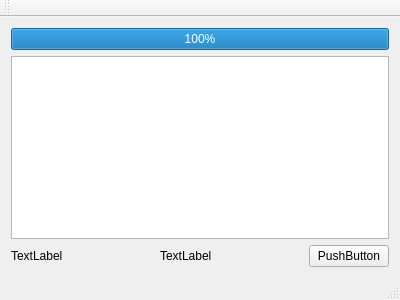
Qt form KeyTest1/mainwindow.ui (Edewin/FirstGame) before a commit.
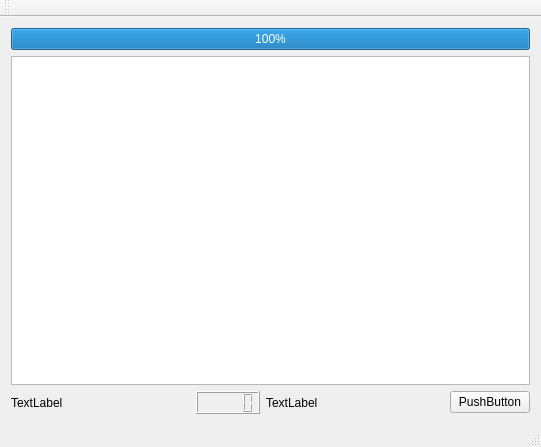
The same form after that commit. Icons and pictures are not drawn.

The edit to the form file:
```diff
--- a/KeyTest1/mainwindow.ui
+++ b/KeyTest1/mainwindow.ui
@@ -6,8 +6,8 @@
    <rect>
     <x>0</x>
     <y>0</y>
-    <width>400</width>
-    <height>300</height>
+    <width>541</width>
+    <height>447</height>
    </rect>
   </property>
   <property name="windowTitle">
@@ -17,20 +17,30 @@
    <iconset resource="resources.qrc">
     <normaloff>:/new/prefix1/imgs/programIcon.png</normaloff>:/new/prefix1/imgs/programIcon.png</iconset>
   </property>
+  <property name="autoFillBackground">
+   <bool>true</bool>
+  </property>
   <widget class="QWidget" name="centralWidget">
    <layout class="QVBoxLayout" name="verticalLayout">
     <item>
      <widget class="QProgressBar" name="progressBar">
       <property name="maximum">
-       <number>1000</number>
+       <number>100</number>
       </property>
       <property name="value">
-       <number>1000</number>
+       <number>100</number>
       </property>
      </widget>
     </item>
     <item>
-     <widget class="QGraphicsView" name="graphicsView"/>
+     <widget class="QGraphicsView" name="graphicsView">
+      <property name="autoFillBackground">
+       <bool>true</bool>
+      </property>
+      <property name="styleSheet">
+       <string notr="true">background-image: url(:/new/prefix1/imgs/background-image-1.jpg);</string>
+      </property>
+     </widget>
     </item>
     <item>
      <layout class="QHBoxLayout" name="horizontalLayout">
@@ -54,6 +64,17 @@
         </property>
        </spacer>
       </item>
+      <item>
+       <widget class="QLCDNumber" name="lcdNumber">
+        <property name="font">
+         <font>
+          <pointsize>20</pointsize>
+          <weight>75</weight>
+          <bold>true</bold>
+         </font>
+        </property>
+       </widget>
+      </item>
       <item>
        <widget class="QLabel" name="labelCounter">
         <property name="text">
```
Left out of the diff: 2 changed lines with no effect on the pictures.
